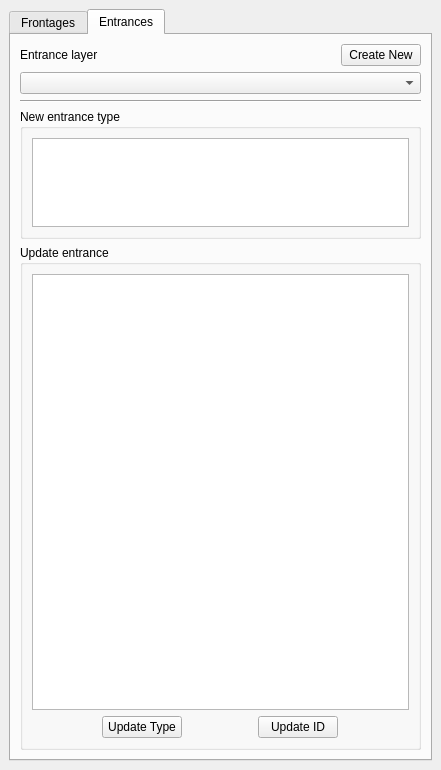
Qt form UrbanDataInput/urban_data_input_dockwidget_base.ui (spacesyntax/UrbanDataInputTool) before a commit.
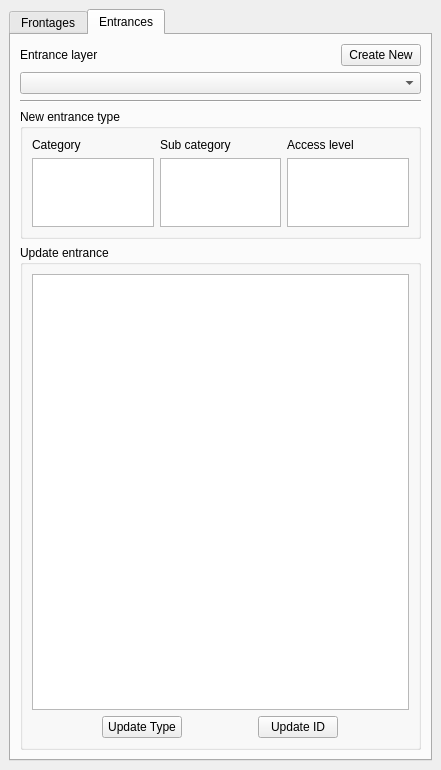
The same form after that commit.

Diff of the .ui file:
```diff
--- a/UrbanDataInput/urban_data_input_dockwidget_base.ui
+++ b/UrbanDataInput/urban_data_input_dockwidget_base.ui
@@ -346,6 +346,27 @@
            <string>New entrance type</string>
           </property>
           <layout class="QGridLayout" name="gridLayout_6">
+           <item row="0" column="0">
+            <widget class="QLabel" name="label">
+             <property name="text">
+              <string>Category</string>
+             </property>
+            </widget>
+           </item>
+           <item row="0" column="1">
+            <widget class="QLabel" name="label_5">
+             <property name="text">
+              <string>Sub category</string>
+             </property>
+            </widget>
+           </item>
+           <item row="0" column="2">
+            <widget class="QLabel" name="label_6">
+             <property name="text">
+              <string>Access level</string>
+             </property>
+            </widget>
+           </item>
            <item row="1" column="0">
             <widget class="QListWidget" name="entranceslistWidget">
              <property name="sizePolicy">
@@ -354,14 +375,34 @@
                <verstretch>0</verstretch>
               </sizepolicy>
              </property>
-             <property name="maximumSize">
-              <size>
-               <width>16777215</width>
-               <height>100</height>
-              </size>
+             <property name="autoFillBackground">
+              <bool>false</bool>
              </property>
-             <property name="sortingEnabled">
+             <property name="alternatingRowColors">
               <bool>false</bool>
+             </property>
+             <property name="selectionRectVisible">
+              <bool>false</bool>
+             </property>
+            </widget>
+           </item>
+           <item row="1" column="1">
+            <widget class="QListWidget" name="esubcategorylistWidget">
+             <property name="sizePolicy">
+              <sizepolicy hsizetype="Expanding" vsizetype="Maximum">
+               <horstretch>0</horstretch>
+               <verstretch>0</verstretch>
+              </sizepolicy>
+             </property>
+            </widget>
+           </item>
+           <item row="1" column="2">
+            <widget class="QListWidget" name="eaccesscategorylistWidget">
+             <property name="sizePolicy">
+              <sizepolicy hsizetype="Expanding" vsizetype="Maximum">
+               <horstretch>0</horstretch>
+               <verstretch>0</verstretch>
+              </sizepolicy>
              </property>
             </widget>
            </item>
```
Left out of the diff: 100 changed lines with no effect on the pictures.
